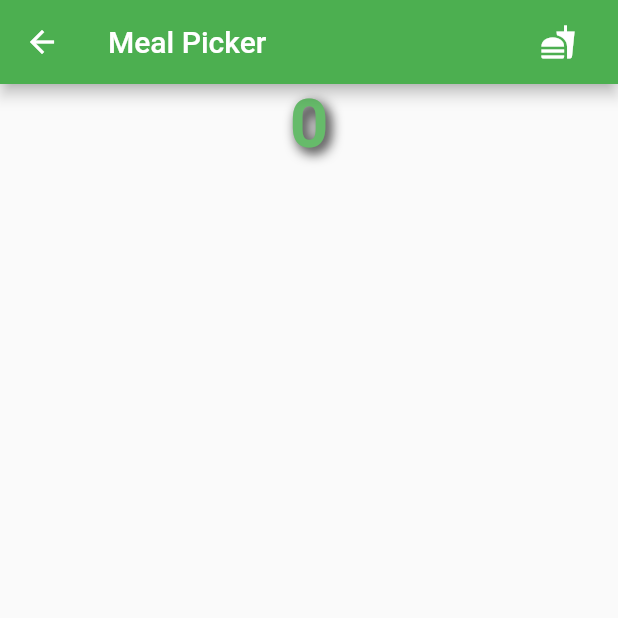
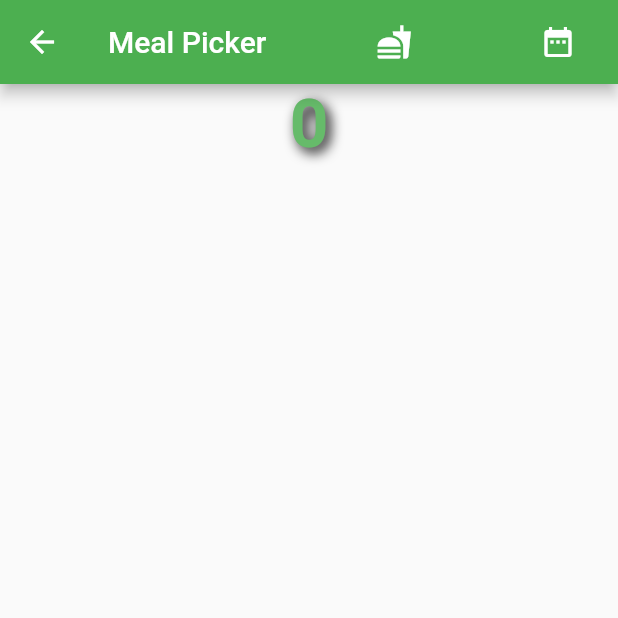
Before and after one commit to 0sf/wloss, a Flutter app: the Dashboard screen opened directly, after a tap on the "navigate next" icon, on a phone screen of 412 x 824 dp, the top half of it. Run offline on Flutter 3.47's test engine with Material 2 defaults, Android fonts, the phone set to English and light mode, and no system bars; our stand-ins replace google_fonts, hive, hive_flutter; accounts and stored records are empty; generated files the repository leaves out were written again.

Commit message:
dashboard-fix

```diff
--- a/lib/dash_launch.dart
+++ b/lib/dash_launch.dart
@@ -1,7 +1,6 @@
 import 'package:flutter/material.dart';
 import 'package:hive/hive.dart';
 import 'package:wloss/dashboard.dart';
-import 'package:wloss/meal_view.dart';
 
 class DashLaunch extends StatelessWidget {
   @override
--- a/lib/main.dart
+++ b/lib/main.dart
@@ -1,14 +1,10 @@
 import 'package:flutter/material.dart';
 import 'package:hive/hive.dart';
 import 'package:path_provider/path_provider.dart' as path_provider;
-import 'package:wloss/dashboard.dart';
-import 'package:wloss/loginPage.dart';
-import 'package:wloss/meal_picker.dart';
 import 'package:wloss/models/local_user.dart';
 import 'package:wloss/models/meal_model.dart';
-import 'package:wloss/welcomePage.dart';
 import './sign_up.dart';
-import 'hwa_selector.dart';
+
 
 void main() async {
   WidgetsFlutterBinding.ensureInitialized();
--- a/lib/meal_picker.dart
+++ b/lib/meal_picker.dart
@@ -44,6 +44,13 @@ class _MealPickerState extends State<MealPicker> {
             Text('Meal Picker'),
             IconButton(
               icon: Icon(Icons.fastfood),
+              onPressed: () {
+                Navigator.push(context,
+                    MaterialPageRoute(builder: (context) => new MealView()));
+              },
+            ),
+                       IconButton(
+              icon: Icon(Icons.date_range),
               onPressed: () {
                 Navigator.push(context,
                     MaterialPageRoute(builder: (context) => new MealView()));
--- a/lib/meal_view.dart
+++ b/lib/meal_view.dart
@@ -16,8 +16,10 @@ class MealView extends StatelessWidget {
               return ListTile(
                 title: Text(meal.foodTitle.toString()),
                 subtitle: Column(
+                  crossAxisAlignment: CrossAxisAlignment.start,
                   children: <Widget>[
-                    Text('ID: ' + meal.id.month.toString()),
+                    Text('ID: ' + meal.id.toString()),
+                    Text('MealType: ' + meal.mealType.toString()),
                     Text('Amount: ' + meal.amount.toString()),
                     Text('Calories: ' + meal.calories.toString()),
                     Text('Portion: ' + meal.portion.toString()),
--- a/lib/sign_up.dart
+++ b/lib/sign_up.dart
@@ -1,7 +1,6 @@
 import 'package:flutter/material.dart';
 import 'package:intl/intl.dart';
 import 'package:wloss/dash_launch.dart';
-import 'package:wloss/dashboard.dart';
 import 'package:wloss/models/local_user.dart';
 import 'package:hive/hive.dart';
 
--- a/lib/widgets/para_display.dart
+++ b/lib/widgets/para_display.dart
@@ -12,16 +12,19 @@ class ParaDisplay extends StatelessWidget {
         builder: (context, userInf) {
           final userDetails = userInf.getAt(0) as LocalUser;
           final calcUser = new Calc(userDetails);
-
           return Container(
-            child: Column(
-              children: <Widget>[
-                Text('BMI: ' + calcUser.bmi().toString()),
-                Text('BMR: ' + calcUser.bmr().toStringAsFixed(2)),
-                Text('DCC: ' + calcUser.dailyCalorieCount().toString())
-              ],
-            ),
-          );
+              child: (calcUser.bmi() == -1 ||
+                      calcUser.bmr() == -1 ||
+                      calcUser.dailyCalorieCount() == -1)
+                  ? Text('Give Height Weight')
+                  : Column(
+                    crossAxisAlignment: CrossAxisAlignment.start,
+                      children: <Widget>[
+                        Text('BMI: ' + calcUser.bmi().toString()),
+                        Text('BMR: ' + calcUser.bmr().toStringAsFixed(2)),
+                        Text('DCC: ' + calcUser.dailyCalorieCount().toString()),
+                      ],
+                    ));
         });
   }
 }
```
Also changed, not shown: lib/calc_bmi.dart (+9 -3 lines), lib/hwa_selector.dart (+1 -6 lines).
